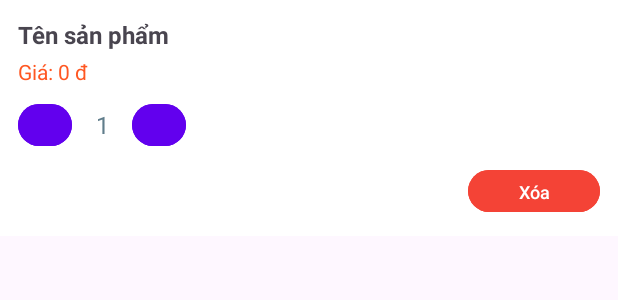
After one commit to duoc2510/Building_Management, an Android app built with Jetpack Compose: the layout item_cart_product.xml on its own in the app's theme, with its tools: preview values and no code run, on a phone screen of 412 x 824 dp. The commit adds this screen. Shown: the top 300 px of the screen. Run offline under Robolectric (Android 15) with nearby library versions, the phone set to English and light mode, and no system bars.

Commit message:
xong add gio hang, xoa sp torng cart

```diff
--- a/app/src/main/AndroidManifest.xml
+++ b/app/src/main/AndroidManifest.xml
@@ -85,6 +85,8 @@
         <activity android:name=".AdminActivity" />
         <activity android:name=".AddProductActivity" android:exported="true" />
         <activity android:name=".ProductDetailActivity" />
+        <activity android:name=".CartActivity" />
+
 
 
         <meta-data
--- a/app/src/main/java/com/app/buildingmanagement/model/Product.kt
+++ b/app/src/main/java/com/app/buildingmanagement/model/Product.kt
@@ -4,7 +4,7 @@ import android.os.Parcelable
 import kotlinx.parcelize.Parcelize
 
 @Parcelize
-data class Product(
+data class  Product(
     var id: String = "",
     val name: String = "",
     val description: String = "",
--- /dev/null
+++ b/app/src/main/res/drawable/ic_cart.xml
@@ -0,0 +1,5 @@
+<vector xmlns:android="http://schemas.android.com/apk/res/android" android:height="24dp" android:tint="#000000" android:viewportHeight="960" android:viewportWidth="960" android:width="24dp">
+
+    <path android:fillColor="@android:color/white" android:pathData="M440,360L440,240L320,240L320,160L440,160L440,40L520,40L520,160L640,160L640,240L520,240L520,360L440,360ZM280,880Q247,880 223.5,856.5Q200,833 200,800Q200,767 223.5,743.5Q247,720 280,720Q313,720 336.5,743.5Q360,767 360,800Q360,833 336.5,856.5Q313,880 280,880ZM680,880Q647,880 623.5,856.5Q600,833 600,800Q600,767 623.5,743.5Q647,720 680,720Q713,720 736.5,743.5Q760,767 760,800Q760,833 736.5,856.5Q713,880 680,880ZM40,160L40,80L171,80L341,440L621,440Q621,440 621,440Q621,440 621,440L777,160L868,160L692,478Q681,498 662.5,509Q644,520 622,520L324,520L280,600Q280,600 280,600Q280,600 280,600L760,600L760,680L280,680Q235,680 211.5,641Q188,602 210,562L264,464L120,160L40,160Z"/>
+
+</vector>
--- /dev/null
+++ b/app/src/main/res/drawable/rounded_red_button.xml
@@ -0,0 +1,5 @@
+<shape xmlns:android="http://schemas.android.com/apk/res/android"
+    android:shape="rectangle">
+    <solid android:color="#F44336"/>
+    <corners android:radius="16dp"/>
+</shape>
--- /dev/null
+++ b/app/src/main/res/layout/item_cart_product.xml
@@ -0,0 +1,80 @@
+<LinearLayout xmlns:android="http://schemas.android.com/apk/res/android"
+    android:layout_width="match_parent"
+    android:layout_height="wrap_content"
+    android:orientation="vertical"
+    android:padding="12dp"
+    android:background="@android:color/white">
+
+    <!-- Tên sản phẩm -->
+    <TextView
+        android:id="@+id/cartProductName"
+        android:layout_width="wrap_content"
+        android:layout_height="wrap_content"
+        android:text="Tên sản phẩm"
+        android:textSize="16sp"
+        android:textStyle="bold" />
+
+    <!-- Giá sản phẩm -->
+    <TextView
+        android:id="@+id/cartProductPrice"
+        android:layout_width="wrap_content"
+        android:layout_height="wrap_content"
+        android:text="Giá: 0 đ"
+        android:textSize="14sp"
+        android:textColor="#FF5722"
+        android:paddingTop="4dp" />
+
+    <!-- Khu vực số lượng + nút tăng giảm -->
+    <LinearLayout
+        android:layout_width="wrap_content"
+        android:layout_height="wrap_content"
+        android:orientation="horizontal"
+        android:paddingTop="8dp"
+        android:gravity="center_vertical">
+
+        <Button
+            android:id="@+id/btnDecrease"
+            android:layout_width="36dp"
+            android:layout_height="36dp"
+            android:text="-"
+            android:textSize="18sp"
+            android:backgroundTint="#6200EE"
+            android:textColor="#FFFFFF"/>
+
+        <TextView
+            android:id="@+id/cartProductQuantity"
+            android:layout_width="40dp"
+            android:layout_height="36dp"
+            android:gravity="center"
+            android:text="1"
+            android:textSize="16sp"
+            android:textColor="#607D8B" />
+
+        <Button
+            android:id="@+id/btnIncrease"
+            android:layout_width="36dp"
+            android:layout_height="36dp"
+            android:text="+"
+            android:textSize="18sp"
+            android:backgroundTint="#6200EE"
+            android:textColor="#FFFFFF"/>
+    </LinearLayout>
+
+    <!-- Nút xóa nằm bên phải, ở dòng riêng -->
+    <LinearLayout
+        android:layout_width="match_parent"
+        android:layout_height="wrap_content"
+        android:gravity="end"
+        android:paddingTop="8dp">
+
+        <Button
+            android:id="@+id/btnRemoveItem"
+            android:layout_width="wrap_content"
+            android:layout_height="36dp"
+            android:text="Xóa"
+            android:textSize="12sp"
+            android:textColor="@android:color/white"
+            android:backgroundTint="#F44336"
+            android:paddingHorizontal="16dp" />
+    </LinearLayout>
+</LinearLayout>
```
Also changed, not shown: app/src/main/java/com/app/buildingmanagement/CartActivity.kt (added, +185 -0 lines), app/src/main/java/com/app/buildingmanagement/adapter/CartAdapter.kt (added, +42 -0 lines), app/src/main/java/com/app/buildingmanagement/fragment/ShopCreen.kt (+64 -87 lines), app/src/main/java/com/app/buildingmanagement/model/CartItem.kt (added, +10 -0 lines), app/src/main/res/layout/activity_cart.xml (added, +50 -0 lines), app/src/main/res/layout/fragment_shop.xml (+24 -8 lines).
